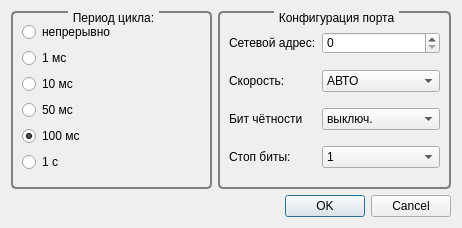
Above: Dialogs/dialogprojectconfig.ui from atikbif/LDEditor before the change. Below: the same form after it.
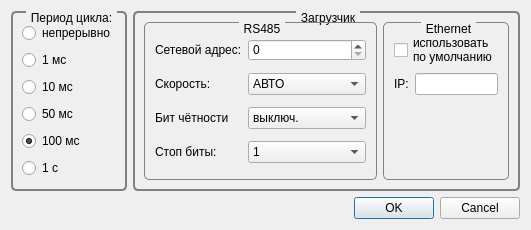
That is the form after the change.

Commit message: загрузка по ethernet

```diff
--- a/Dialogs/dialogprojectconfig.ui
+++ b/Dialogs/dialogprojectconfig.ui
@@ -6,16 +6,16 @@
    <rect>
     <x>0</x>
     <y>0</y>
-    <width>462</width>
-    <height>228</height>
+    <width>510</width>
+    <height>230</height>
    </rect>
   </property>
   <property name="windowTitle">
    <string>Настройка контроллера</string>
   </property>
-  <layout class="QGridLayout" name="gridLayout_3">
+  <layout class="QGridLayout" name="gridLayout_5">
    <item row="0" column="0">
-    <widget class="QGroupBox" name="groupBox">
+    <widget class="QGroupBox" name="groupBox_Period">
      <property name="styleSheet">
       <string notr="true">QGroupBox {
     background-color: qlineargradient(x1: 0, y1: 0, x2: 0, y2: 1,
@@ -86,7 +86,7 @@
     </widget>
    </item>
    <item row="0" column="1">
-    <widget class="QGroupBox" name="groupBox_2">
+    <widget class="QGroupBox" name="groupBox">
      <property name="styleSheet">
       <string notr="true">QGroupBox {
     background-color: qlineargradient(x1: 0, y1: 0, x2: 0, y2: 1,
@@ -105,9 +105,44 @@
 }</string>
      </property>
      <property name="title">
-      <string>Конфигурация порта</string>
+      <string>Загрузчик</string>
+     </property>
+     <layout class="QGridLayout" name="gridLayout_3">
+      <item row="0" column="0">
+       <widget class="QGroupBox" name="groupBox_RS485">
+        <property name="styleSheet">
+         <string notr="true">QGroupBox {
+    background-color: qlineargradient(x1: 0, y1: 0, x2: 0, y2: 1,
+                                      stop: 0 #E0E0E0, stop: 1 #FFFFFF);
+    border: 1px solid gray;
+    border-radius: 5px;
+    margin-top: 1ex; /* leave space at the top for the title */
+}
+
+QGroupBox::title {
+    subcontrol-origin: margin;
+    subcontrol-position: top center; /* position at the top center */
+    padding: 0 3px;
+}</string>
+        </property>
+        <property name="title">
+         <string>RS485</string>
      </property>
      <layout class="QGridLayout" name="gridLayout_2">
+         <item row="3" column="1">
+          <widget class="QComboBox" name="comboBoxStopBits">
+           <item>
+            <property name="text">
+             <string>1 </string>
+            </property>
+           </item>
+           <item>
+            <property name="text">
+             <string>2 </string>
+            </property>
+           </item>
+          </widget>
+         </item>
       <item row="0" column="0">
        <widget class="QLabel" name="label_3">
         <property name="text">
@@ -115,25 +150,6 @@
         </property>
        </widget>
       </item>
-      <item row="2" column="1">
-       <widget class="QComboBox" name="comboBoxParity">
-        <item>
-         <property name="text">
-          <string>выключ.</string>
-         </property>
-        </item>
-        <item>
-         <property name="text">
-          <string>чётный (even)</string>
-         </property>
-        </item>
-        <item>
-         <property name="text">
-          <string>нечётный (odd)</string>
-         </property>
-        </item>
-       </widget>
-      </item>
       <item row="1" column="1">
        <widget class="QComboBox" name="comboBoxSpeed">
         <item>
@@ -193,6 +209,25 @@
         </item>
        </widget>
       </item>
+         <item row="2" column="1">
+          <widget class="QComboBox" name="comboBoxParity">
+           <item>
+            <property name="text">
+             <string>выключ.</string>
+            </property>
+           </item>
+           <item>
+            <property name="text">
+             <string>чётный (even)</string>
+            </property>
+           </item>
+           <item>
+            <property name="text">
+             <string>нечётный (odd)</string>
+            </property>
+           </item>
+          </widget>
+         </item>
       <item row="3" column="0">
        <widget class="QLabel" name="label_2">
         <property name="text">
@@ -200,13 +235,6 @@
         </property>
        </widget>
       </item>
-      <item row="2" column="0">
-       <widget class="QLabel" name="label">
-        <property name="text">
-         <string>Бит чётности</string>
-        </property>
-       </widget>
-      </item>
       <item row="0" column="1">
        <widget class="QSpinBox" name="spinBoxNetAddr">
         <property name="maximum">
@@ -214,25 +242,80 @@
         </property>
        </widget>
       </item>
-      <item row="3" column="1">
-       <widget class="QComboBox" name="comboBoxStopBits">
-        <item>
-         <property name="text">
-          <string>1 </string>
-         </property>
-        </item>
-        <item>
-         <property name="text">
-          <string>2 </string>
-         </property>
-        </item>
-       </widget>
-      </item>
       <item row="1" column="0">
        <widget class="QLabel" name="label_4">
         <property name="text">
          <string>Скорость:</string>
         </property>
+          </widget>
+         </item>
+         <item row="2" column="0">
+          <widget class="QLabel" name="label">
+           <property name="text">
+            <string>Бит чётности</string>
+           </property>
+          </widget>
+         </item>
+        </layout>
+       </widget>
+      </item>
+      <item row="0" column="1">
+       <widget class="QGroupBox" name="groupBox_ETH">
+        <property name="styleSheet">
+         <string notr="true">QGroupBox {
+    background-color: qlineargradient(x1: 0, y1: 0, x2: 0, y2: 1,
+                                      stop: 0 #E0E0E0, stop: 1 #FFFFFF);
+    border: 1px solid gray;
+    border-radius: 5px;
+    margin-top: 1ex; /* leave space at the top for the title */
+}
+
+QGroupBox::title {
+    subcontrol-origin: margin;
+    subcontrol-position: top center; /* position at the top center */
+    padding: 0 3px;
+}</string>
+        </property>
+        <property name="title">
+         <string>Ethernet</string>
+        </property>
+        <layout class="QGridLayout" name="gridLayout_4">
+         <item row="0" column="0">
+          <widget class="QCheckBox" name="checkBoxEthUse">
+           <property name="text">
+            <string>использовать
+по умолчанию</string>
+           </property>
+          </widget>
+         </item>
+         <item row="1" column="0">
+          <layout class="QHBoxLayout" name="horizontalLayout">
+           <item>
+            <widget class="QLabel" name="label_5">
+             <property name="text">
+              <string>IP:</string>
+             </property>
+            </widget>
+           </item>
+           <item>
+            <widget class="QLineEdit" name="lineEditIP"/>
+           </item>
+          </layout>
+         </item>
+         <item row="2" column="0">
+          <spacer name="verticalSpacer">
+           <property name="orientation">
+            <enum>Qt::Vertical</enum>
+           </property>
+           <property name="sizeHint" stdset="0">
+            <size>
+             <width>20</width>
+             <height>60</height>
+            </size>
+           </property>
+          </spacer>
+         </item>
+        </layout>
        </widget>
       </item>
      </layout>
```
Lines whose indentation alone changed are shown as unchanged. The commit also changes 18 other files.
